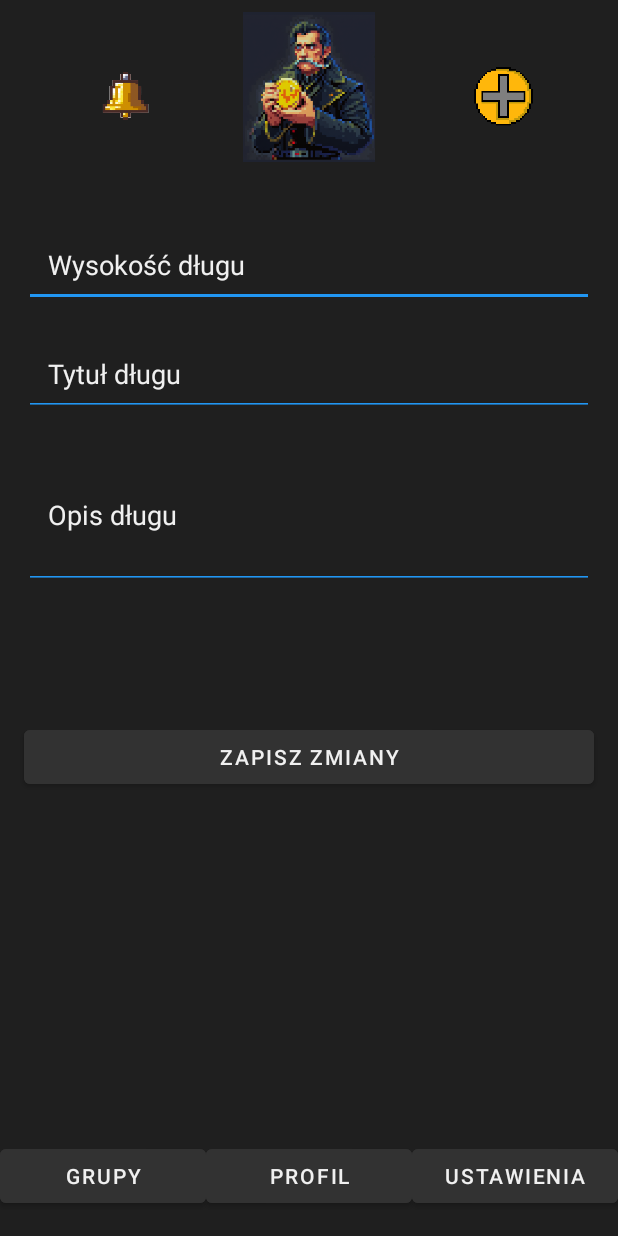
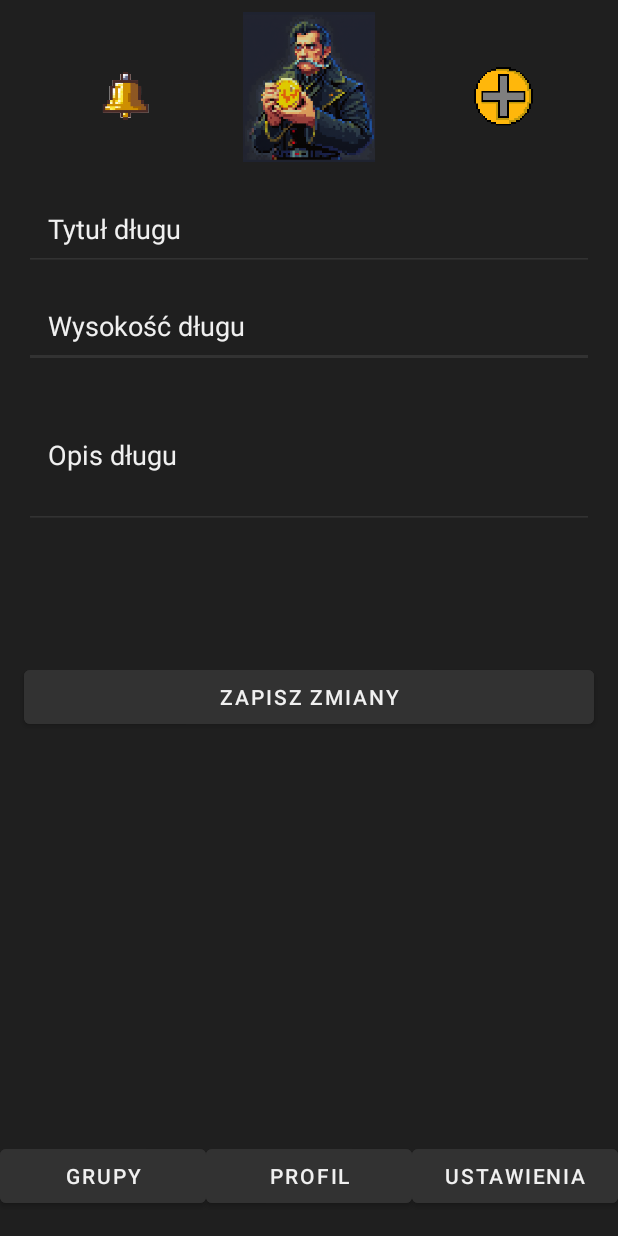
Before and after one commit to MrKrzychu46/Centus, an Android app: the EditDebtActivity screen opened directly, with no data from a screen before it, on a phone screen of 412 x 824 dp. Run offline under Robolectric (Android 15) with nearby library versions, the phone set to English and light mode, and no system bars.

Commit message:
Poprawa wyglądu aplikacji

```diff
--- a/app/src/main/java/com/example/centus/AddDebtActivity.java
+++ b/app/src/main/java/com/example/centus/AddDebtActivity.java
@@ -79,10 +79,8 @@ public class AddDebtActivity extends Activity {
         EditText amountEditText = findViewById(R.id.amountEditText);
         EditText infoEditText = findViewById(R.id.infoEditText);
         Button addDebtButton = findViewById(R.id.addDebtButton);
-        ListView debtListView = findViewById(R.id.debtListView);
 
         debtAdapter = new ArrayAdapter<>(this, android.R.layout.simple_list_item_1, new ArrayList<>());
-        debtListView.setAdapter(debtAdapter);
 
         updateDebtListView();
 
--- a/app/src/main/res/layout/edit_debt.xml
+++ b/app/src/main/res/layout/edit_debt.xml
@@ -59,58 +59,57 @@
         android:layout_width="0dp"
         android:layout_height="wrap_content"
         android:layout_marginStart="16dp"
-        android:layout_marginTop="64dp"
+        android:layout_marginTop="8dp"
         android:layout_marginEnd="16dp"
-        android:backgroundTint="@color/accent_blue"
+        android:backgroundTint="@color/button_background"
         android:hint="Wysokość długu"
         android:inputType="numberDecimal"
         android:padding="16dp"
         android:textColor="@color/text_light"
-
         android:textColorHint="@color/text_light"
         android:textSize="18sp"
         app:layout_constraintEnd_toEndOf="parent"
         app:layout_constraintHorizontal_bias="0.0"
         app:layout_constraintStart_toStartOf="parent"
-        app:layout_constraintTop_toBottomOf="@+id/notificationButton"
+        app:layout_constraintTop_toBottomOf="@+id/editDebtTitle"
         tools:ignore="MissingConstraints" />
 
     <EditText
         android:id="@+id/editDebtTitle"
         android:layout_width="0dp"
         android:layout_height="wrap_content"
+        android:layout_marginStart="16dp"
+        android:layout_marginTop="16dp"
+        android:layout_marginEnd="16dp"
+        android:backgroundTint="@color/button_background"
+        android:hint="Tytuł długu"
         android:inputType="text"
-        android:hint="Tytuł długu"
+        android:padding="16dp"
+        android:textColor="@color/text_light"
         android:textColorHint="@color/text_light"
-        android:textColor="@color/text_light"
-        android:backgroundTint="@color/accent_blue"
-        android:padding="16dp"
         android:textSize="18sp"
+        app:layout_constraintEnd_toEndOf="parent"
         app:layout_constraintStart_toStartOf="parent"
-        app:layout_constraintEnd_toEndOf="parent"
-        app:layout_constraintTop_toBottomOf="@id/editDebtAmount"
-        android:layout_marginTop="16dp"
-        android:layout_marginStart="16dp"
-        android:layout_marginEnd="16dp" />
+        app:layout_constraintTop_toBottomOf="@+id/appLogo" />
 
     <EditText
         android:id="@+id/editDebtDescription"
         android:layout_width="0dp"
         android:layout_height="wrap_content"
+        android:layout_marginStart="16dp"
+        android:layout_marginTop="8dp"
+        android:layout_marginEnd="16dp"
+        android:backgroundTint="@color/button_background"
+        android:hint="Opis długu"
         android:inputType="textMultiLine"
-        android:hint="Opis długu"
+        android:minLines="3"
+        android:padding="16dp"
+        android:textColor="@color/text_light"
         android:textColorHint="@color/text_light"
-        android:textColor="@color/text_light"
-        android:backgroundTint="@color/accent_blue"
-        android:padding="16dp"
         android:textSize="18sp"
-        android:minLines="3"
+        app:layout_constraintEnd_toEndOf="parent"
         app:layout_constraintStart_toStartOf="parent"
-        app:layout_constraintEnd_toEndOf="parent"
-        app:layout_constraintTop_toBottomOf="@id/editDebtTitle"
-        android:layout_marginTop="16dp"
-        android:layout_marginStart="16dp"
-        android:layout_marginEnd="16dp" />
+        app:layout_constraintTop_toBottomOf="@+id/editDebtAmount" />
 
     <Button
         android:id="@+id/saveDebtButton"
```
Also changed, not shown: app/src/main/res/layout/add_debt.xml (+13 -19 lines), app/src/main/res/layout/debt_detail.xml (+26 -25 lines), app/src/main/res/layout/debt_detail_activity.xml (+9 -10 lines).
